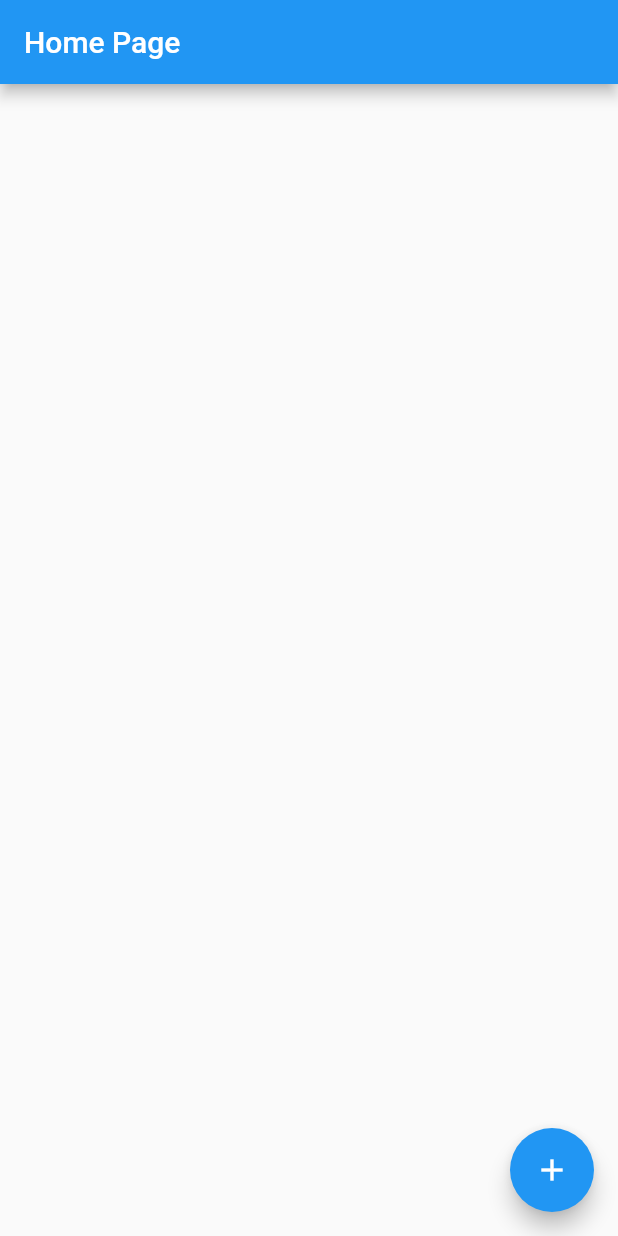
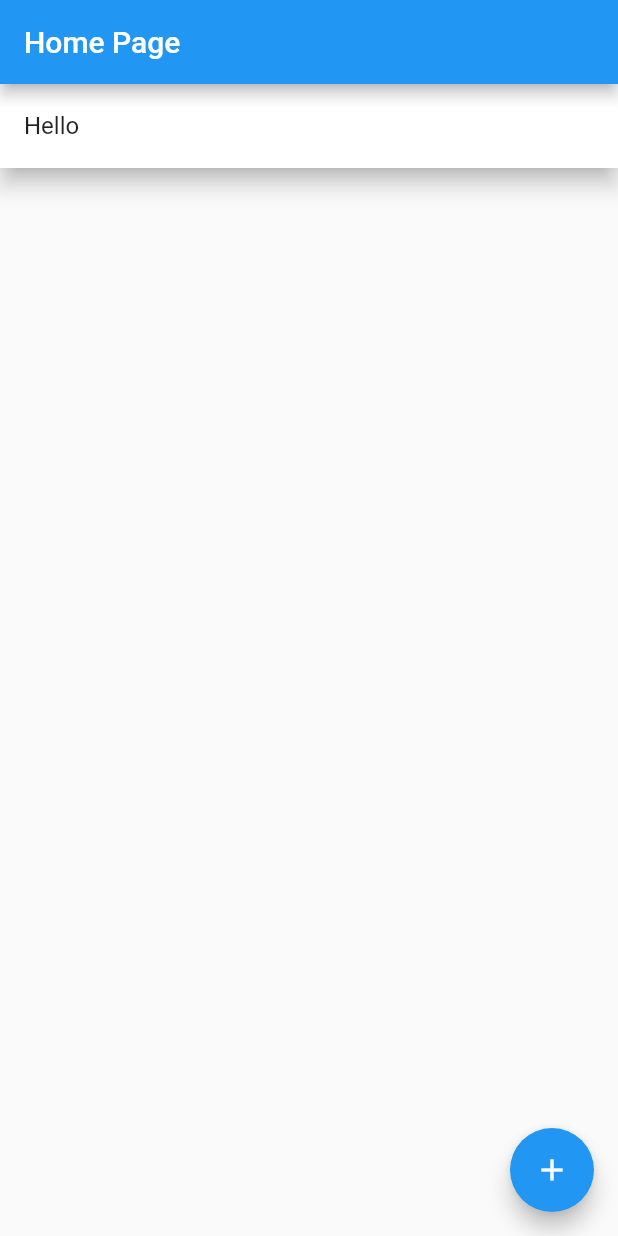
Before and after one commit to SinirliJapon/Contact_Book_Flutter, a Flutter app: the screen it shows after launch, on a phone screen of 412 x 824 dp. Run offline on Flutter 3.47's test engine with Material 2 defaults, Android fonts, the phone set to English and light mode, and no system bars.

```diff
--- a/lib/main.dart
+++ b/lib/main.dart
@@ -1,4 +1,5 @@
 import 'package:flutter/material.dart';
+import 'package:uuid/uuid.dart';
 
 void main() {
   runApp(
@@ -17,31 +18,36 @@ void main() {
 }
 
 class Contact {
+  final String id;
   final String name;
-  const Contact({
+  Contact({
     required this.name,
-  });
+  }) : id = const Uuid().v4();
 }
 
-class ContactBook {
-  ContactBook._sharedInstance();
+class ContactBook extends ValueNotifier<List<Contact>> {
+  ContactBook._sharedInstance() : super([Contact(name: 'Hello')]);
   static final ContactBook _shared = ContactBook._sharedInstance();
   factory ContactBook() => _shared;
 
-  final List<Contact> _contacts = [];
-
-  int get length => _contacts.length;
+  int get length => value.length;
 
   void add({required Contact contact}) {
-    _contacts.add(contact);
+    final contacts = value;
+    contacts.add(contact);
+    notifyListeners();
   }
 
   void remove({required Contact contact}) {
-    _contacts.remove(contact);
+    final contacts = value;
+    if (contacts.contains(contact)) {
+      contacts.remove(contact);
+      notifyListeners();
+    }
   }
 
   Contact? contact({required int atIndex}) =>
-      _contacts.length > atIndex ? _contacts[atIndex] : null;
+      value.length > atIndex ? value[atIndex] : null;
 }
 
 class HomePage extends StatelessWidget {
@@ -49,17 +55,32 @@ class HomePage extends StatelessWidget {
 
   @override
   Widget build(BuildContext context) {
-    final contactBook = ContactBook();
     return Scaffold(
       appBar: AppBar(
         title: const Text('Home Page'),
       ),
-      body: ListView.builder(
-        itemCount: contactBook.length,
-        itemBuilder: (context, index) {
-          final contact = contactBook.contact(atIndex: index)!;
-          return ListTile(
-            title: Text(contact.name),
+      body: ValueListenableBuilder(
+        valueListenable: ContactBook(),
+        builder: (context, value, child) {
+          final contacts = value as List<Contact>;
+          return ListView.builder(
+            itemCount: contacts.length,
+            itemBuilder: (context, index) {
+              final contact = contacts[index];
+              return Dismissible(
+                onDismissed: (direction) {
+                  ContactBook().remove(contact: contact);
+                },
+                key: ValueKey(contact.id),
+                child: Material(
+                  color: Colors.white,
+                  elevation: 6.0,
+                  child: ListTile(
+                    title: Text(contact.name),
+                  ),
+                ),
+              );
+            },
           );
         },
       ),
--- a/pubspec.yaml
+++ b/pubspec.yaml
@@ -36,6 +36,7 @@ dependencies:
   # The following adds the Cupertino Icons font to your application.
   # Use with the CupertinoIcons class for iOS style icons.
   cupertino_icons: ^1.0.2
+  uuid: ^3.0.7
 
 dev_dependencies:
   flutter_test:
```
Also changed, not shown: pubspec.lock.
